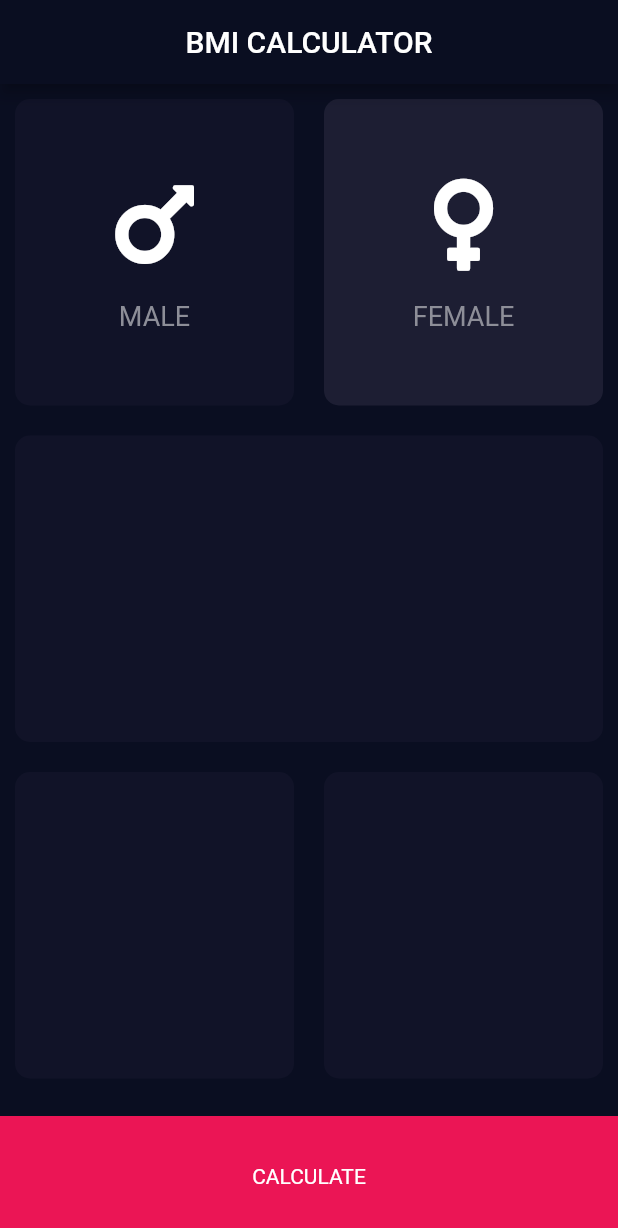
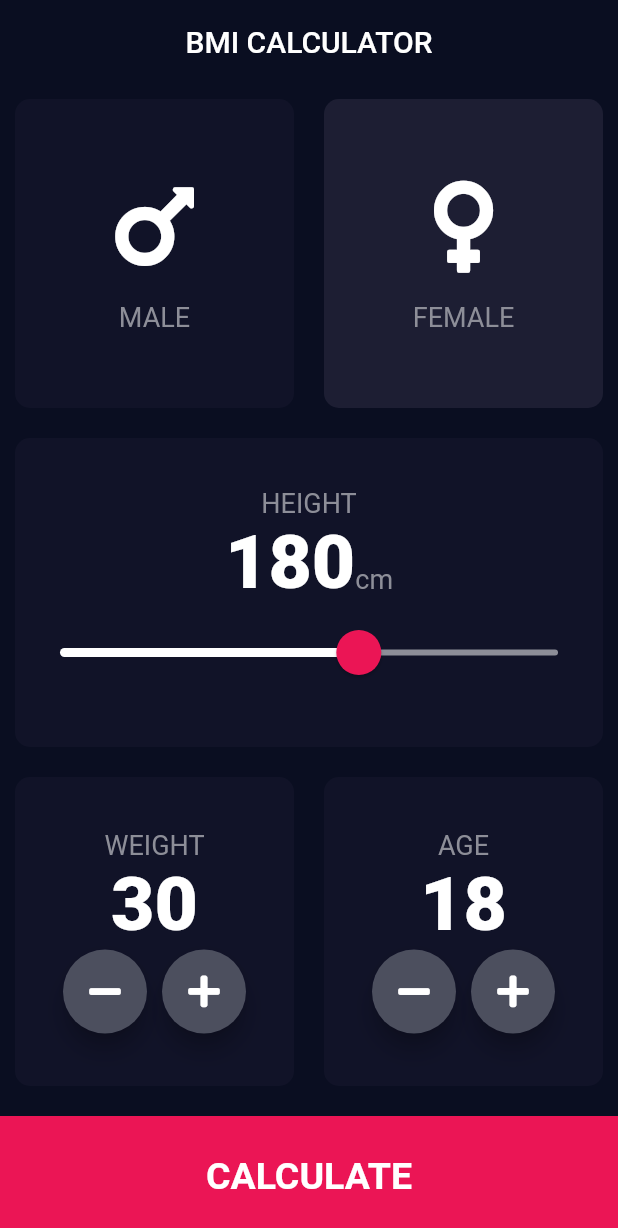
Before and after one commit to Norsyabani/praktikum-android, a Flutter app: the screen it shows after launch, after a tap on "FEMALE", on a phone screen of 412 x 824 dp. Shown: the top 1228 px of the screen. Run offline on Flutter 3.47's test engine with Material 2 defaults, Android fonts, the phone set to English and light mode, and no system bars; our stand-ins replace font_awesome_flutter.

```diff
--- /dev/null
+++ b/lib/calculate_brain.dart
@@ -0,0 +1,34 @@
+import 'dart:math';
+
+class CalculatorBrain {
+  CalculatorBrain({this.height, this.weight});
+
+  final int height;
+  final int weight;
+  double _bmi;
+
+  String calculateBMI() {
+    _bmi = weight / pow(height / 100, 2);
+    return _bmi.toStringAsFixed(1);
+  }
+
+  String getResult() {
+    if (_bmi >= 25) {
+      return 'Overweight';
+    } else if (_bmi > 18.5) {
+      return 'Normal';
+    } else {
+      return 'Underweight';
+    }
+  }
+
+  String getInterpretation() {
+    if (_bmi >= 25) {
+      return 'You have a higher than normal body weight. Try to exercise more.';
+    } else if (_bmi > 18.5) {
+      return 'You have a normal body weight. Good job!';
+    } else {
+      return 'You have a lower than normal body weight. You can eat a bit more.';
+    }
+  }
+}
--- /dev/null
+++ b/lib/components/bottom_button.dart
@@ -0,0 +1,29 @@
+import 'package:aplikasi_praktikum_o/constant.dart';
+import 'package:flutter/material.dart';
+
+class BottomButton extends StatelessWidget {
+  const BottomButton({Key key, @required this.buttonText, @required this.onTap})
+      : super(key: key);
+
+  final String buttonText;
+  final Function onTap;
+
+  @override
+  Widget build(BuildContext context) {
+    return GestureDetector(
+      onTap: onTap,
+      child: Container(
+        child: Center(
+          child: Text(
+            buttonText,
+            style: kLargeButtonTextStyle,
+          ),
+        ),
+        margin: EdgeInsets.only(top: 10.0),
+        color: kButtonContainerColor,
+        height: kButtonContainerHeight,
+        width: double.infinity,
+      ),
+    );
+  }
+}
--- /dev/null
+++ b/lib/components/icon_content.dart
@@ -0,0 +1,33 @@
+import 'package:flutter/material.dart';
+import 'package:aplikasi_praktikum_o/constant.dart';
+
+class IconContent extends StatelessWidget {
+  const IconContent({
+    Key key,
+    @required this.icon,
+    @required this.label,
+  }) : super(key: key);
+
+  final String label;
+  final IconData icon;
+
+  @override
+  Widget build(BuildContext context) {
+    return Column(
+      mainAxisAlignment: MainAxisAlignment.center,
+      children: [
+        Icon(
+          icon,
+          size: 70.0,
+        ),
+        SizedBox(
+          height: 15.0,
+        ),
+        Text(
+          '$label',
+          style: kLabelStyle,
+        ),
+      ],
+    );
+  }
+}
--- /dev/null
+++ b/lib/components/reusable_widget.dart
@@ -0,0 +1,27 @@
+import 'package:flutter/material.dart';
+
+// ignore: must_be_immutable
+class ReusableWidget extends StatelessWidget {
+  ReusableWidget({@required this.color, this.cardChild, this.onPress});
+
+  Color color;
+  final Widget cardChild;
+  final Function onPress;
+
+  @override
+  Widget build(BuildContext context) {
+    return GestureDetector(
+      onTap: onPress,
+      child: Container(
+        child: cardChild,
+        margin: EdgeInsets.all(10.0),
+        decoration: BoxDecoration(
+          color: color,
+          borderRadius: BorderRadius.circular(10.0),
+        ),
+        height: 300.0,
+        width: 179.0,
+      ),
+    );
+  }
+}
--- /dev/null
+++ b/lib/components/round_bottom_icon.dart
@@ -0,0 +1,27 @@
+import 'package:flutter/material.dart';
+
+class RoundButtonIcon extends StatelessWidget {
+  const RoundButtonIcon(
+      {Key key, @required this.icon, @required this.onPressed})
+      : super(key: key);
+
+  final IconData icon;
+  final Function onPressed;
+
+  @override
+  Widget build(BuildContext context) {
+    return RawMaterialButton(
+      child: Icon(icon),
+      onPressed: () {
+        onPressed();
+      },
+      shape: CircleBorder(),
+      fillColor: Color(0xFF4C4F5E),
+      constraints: BoxConstraints.tightFor(
+        width: 56.0,
+        height: 56.0,
+      ),
+      elevation: 6.0,
+    );
+  }
+}
--- /dev/null
+++ b/lib/constant.dart
@@ -0,0 +1,41 @@
+import 'package:flutter/material.dart';
+
+const kButtonContainerHeight = 80.0;
+const kButtonContainerColor = Color(0xFFEB1555);
+const kInactiveButtonColor = Color(0xFF1D1E33);
+const kActiveButtonColor = Color(0xFF111328);
+
+const kLabelStyle = TextStyle(
+  fontSize: 18.0,
+  color: Color(0xFF8D8E98),
+);
+
+const kNumberTextStyle = TextStyle(
+  fontSize: 50.0,
+  fontWeight: FontWeight.w900,
+);
+
+const kLargeButtonTextStyle = TextStyle(
+  fontSize: 25.0,
+  fontWeight: FontWeight.bold,
+);
+
+const titleTextStyle = TextStyle(
+  fontSize: 50.0,
+  fontWeight: FontWeight.bold,
+);
+
+const kResultTextStyle = TextStyle(
+  color: Color(0xFF24D876),
+  fontSize: 22.0,
+  fontWeight: FontWeight.bold,
+);
+
+const kBMITextStyle = TextStyle(
+  fontSize: 100.0,
+  fontWeight: FontWeight.bold,
+);
+
+const kBodyTextStyle = TextStyle(
+  fontSize: 22.0,
+);
--- a/lib/icon_content.dart
+++ /dev/null
@@ -1,33 +0,0 @@
-import 'package:flutter/material.dart';
-
-class IconContent extends StatelessWidget {
-  const IconContent({
-    Key? key,
-    required this.icon,
-    required this.label,
-  }) : super(key: key);
-
-  final String label;
-  final IconData icon;
-
-  @override
-  Widget build(BuildContext context) {
-    return Column(
-      mainAxisAlignment: MainAxisAlignment.center,
-      children: [
-        Icon(
-          icon,
-          size: 70.0,
-        ),
-        SizedBox(
-          height: 15.0,
-        ),
-        Text(
-          label,
-          style:
-              TextStyle(fontSize: 18.0, color: Color(0xFF8D8E98)),
-        ),
-      ],
-    );
-  }
-}
--- a/lib/input_page.dart
+++ /dev/null
@@ -1,139 +0,0 @@
-import 'package:flutter/material.dart';
-import 'package:font_awesome_flutter/font_awesome_flutter.dart';
-import 'icon_content.dart';
-import 'reusable_widget.dart';
-
-const bottomContainerHeight = 80.0;
-const activeCardColor = Color(0xFF1D1E33);
-const inActiveCardColor = Color(0xFF111328);
-const buttonContainerColor = Color(0xFFEB1555);
-
-enum Gender { male, female }
-
-class InputPage extends StatefulWidget {
-  const InputPage({Key? key}) : super(key: key);
-
-  @override
-  _InputPageState createState() => _InputPageState();
-}
-
-class _InputPageState extends State<InputPage> {
-  Color maleCardColor = inActiveCardColor;
-  Color femaleCardColor = inActiveCardColor;
-
-  void updateColor(Gender selectedColor) {
-    if (selectedColor == Gender.male) {
-      if (maleCardColor == inActiveCardColor) {
-        maleCardColor = activeCardColor;
-        femaleCardColor = inActiveCardColor;
-      } else {
-        maleCardColor = inActiveCardColor;
-      }
-    }
-
-    if (selectedColor == Gender.female) {
-      if (femaleCardColor == inActiveCardColor) {
-        femaleCardColor = activeCardColor;
-        maleCardColor = inActiveCardColor;
-      } else {
-        femaleCardColor = inActiveCardColor;
-      }
-    }
-  }
-
-  @override
-  Widget build(BuildContext context) {
-    return Scaffold(
-      appBar: AppBar(
-        title: Text('BMI CALCULATOR'),
-        backgroundColor: Color(0xFF0A0E21),
-        centerTitle: true,
-      ),
-      body: Column(
-        children: [
-          //Jenis Kelamin
-          Expanded(
-              child: Row(
-            children: [
-              Expanded(
-                child: GestureDetector(
-                  onTap: () {
-                    print('This is Male');
-                    setState(() {
-                      updateColor(Gender.male);
-                    });
-                  },
-                  child: ReusableWidget(
-                    color: maleCardColor,
-                    cardChild: IconContent(
-                      icon: FontAwesomeIcons.mars,
-                      label: 'MALE',
-                    ),
-                  ),
-                ),
-              ),
-              Expanded(
-                child: GestureDetector(
-                  onTap: () {
-                    print('This is Female');
-                    setState(() {
-                      updateColor(Gender.female);
-                    });
-                  },
-                  child: ReusableWidget(
-                    color: femaleCardColor,
-                    cardChild: IconContent(
-                      icon: FontAwesomeIcons.venus,
-                      label: 'FEMALE',
-                    ),
-                  ),
-                ),
-              ),
-            ],
-          )),
-
-          //Tinggi
-          Expanded(
-              child: Row(
-            children: [
-              Expanded(
-                child: ReusableWidget(
-                  color: inActiveCardColor,
-                ),
-              ),
-            ],
-          )),
-
-          //Berat dan Umur
-          Expanded(
-              child: Row(
-            children: [
-              Expanded(
-                child: ReusableWidget(
-                  color: inActiveCardColor,
-                ),
-              ),
-              Expanded(
-                child: ReusableWidget(
-                  color: inActiveCardColor,
-                ),
-              ),
-            ],
-          )),
-
-          //Tombol Calculate
-          Container(
-            alignment: Alignment.center,
-            margin: EdgeInsets.only(top: 15.0),
-            decoration: BoxDecoration(
-              color: buttonContainerColor,
-            ),
-            height: bottomContainerHeight,
-            width: double.infinity,
-            child: Text('CALCULATE'),
-          ),
-        ],
-      ),
-    );
-  }
-}
--- a/lib/main.dart
+++ b/lib/main.dart
@@ -1,18 +1,25 @@
+import 'package:aplikasi_praktikum_o/screen/result_page.dart';
 import 'package:flutter/material.dart';
-import 'input_page.dart';
+import 'screen/input_page.dart';
 
 void main() => runApp(BMICalculator());
 
 class BMICalculator extends StatelessWidget {
-  const BMICalculator({Key? key}) : super(key: key);
+  const BMICalculator({Key key}) : super(key: key);
 
   @override
   Widget build(BuildContext context) {
     return MaterialApp(
       theme: ThemeData.dark().copyWith(
-          primaryColor: Color(0xFF0A0E21),
-          scaffoldBackgroundColor: Color(0xFF0A0E21)),
+        primaryColor: Color(0xFF0A0E21),
+        scaffoldBackgroundColor: Color(0xFF0A0E21),
+        appBarTheme: AppBarTheme(
+          color: Color(0xFF0A0E21),
+          elevation: 0,
+        ),
+      ),
       home: InputPage(),
+      routes: {ResultPage.routeName: (context) => ResultPage()},
       debugShowCheckedModeBanner: false,
     );
   }
--- a/lib/reusable_widget.dart
+++ /dev/null
@@ -1,23 +0,0 @@
-import 'package:flutter/material.dart';
-
-// ignore: must_be_immutable
-class ReusableWidget extends StatelessWidget {
-  ReusableWidget({required this.color, this.cardChild});
-
-  Color color;
-  final Widget? cardChild;
-
-  @override
-  Widget build(BuildContext context) {
-    return Container(
-      child: cardChild,
-      margin: EdgeInsets.all(10.0),
-      decoration: BoxDecoration(
-        color: color, //Color(0xFF1D1E33),
-        borderRadius: BorderRadius.circular(10.0),
-      ),
-      height: 300.0,
-      width: 179.0,
-    );
-  }
-}
--- /dev/null
+++ b/lib/screen/input_page.dart
@@ -0,0 +1,237 @@
+import 'package:aplikasi_praktikum_o/calculate_brain.dart';
+import 'package:aplikasi_praktikum_o/components/bottom_button.dart';
+import 'package:aplikasi_praktikum_o/constant.dart';
+import 'package:flutter/material.dart';
+import 'package:font_awesome_flutter/font_awesome_flutter.dart';
+import '../components/icon_content.dart';
+import '../components/reusable_widget.dart';
+import '../components/round_bottom_icon.dart';
+import 'result_page.dart';
+
+enum Gender { male, female }
+
+class InputPage extends StatefulWidget {
+  const InputPage({Key key}) : super(key: key);
+
+  @override
+  _InputPageState createState() => _InputPageState();
+}
+
+class _InputPageState extends State<InputPage> {
+  Gender selectedGender;
+  int height = 180;
+  int weight = 30;
+  int age = 18;
+
+  @override
+  Widget build(BuildContext context) {
+    return Scaffold(
+      appBar: AppBar(
+        title: Text('BMI CALCULATOR'),
+        centerTitle: true,
+      ),
+      body: Column(
+        crossAxisAlignment: CrossAxisAlignment.stretch,
+        children: [
+          //Jenis Kelamin
+          Expanded(
+              child: Row(
+            children: [
+              Expanded(
+                child: ReusableWidget(
+                  onPress: () {
+                    print('This is Male');
+                    setState(() {
+                      selectedGender = Gender.male;
+                    });
+                  },
+                  cardChild: IconContent(
+                    icon: FontAwesomeIcons.mars,
+                    label: 'MALE',
+                  ),
+                  color: selectedGender == Gender.male
+                      ? kInactiveButtonColor
+                      : kActiveButtonColor,
+                ),
+              ),
+              Expanded(
+                child: ReusableWidget(
+                  onPress: () {
+                    print('This in Female');
+                    setState(() {
+                      selectedGender = Gender.female;
+                    });
+                  },
+                  cardChild: IconContent(
+                    icon: FontAwesomeIcons.venus,
+                    label: 'FEMALE',
+                  ),
+                  color: selectedGender == Gender.female
+                      ? kInactiveButtonColor
+                      : kActiveButtonColor,
+                ),
+              ),
+            ],
+          )),
+
+          //Tinggi
+          Expanded(
+              child: ReusableWidget(
+            color: kActiveButtonColor,
+            cardChild: Column(
+              mainAxisAlignment: MainAxisAlignment.center,
+              children: [
+                Text(
+                  'HEIGHT',
+                  style: kLabelStyle,
+                ),
+                Row(
+                  mainAxisAlignment: MainAxisAlignment.center,
+                  crossAxisAlignment: CrossAxisAlignment.baseline,
+                  textBaseline: TextBaseline.alphabetic,
+                  children: [
+                    Text(
+                      height.toString(),
+                      style: kNumberTextStyle,
+                    ),
+                    Text(
+                      'cm',
+                      style: kLabelStyle,
+                    ),
+                  ],
+                ),
+                SliderTheme(
+                  data: SliderTheme.of(context).copyWith(
+                    activeTrackColor: Colors.white,
+                    inactiveTrackColor: Color(0xFF8D8E98),
+                    thumbColor: Color(0xFFEB1555),
+                    overlayColor: Color(0x29EB1555),
+                    thumbShape: RoundSliderThumbShape(enabledThumbRadius: 15.0),
+                    overlayShape: RoundSliderOverlayShape(overlayRadius: 30.0),
+                  ),
+                  child: Slider(
+                    value: height.toDouble(),
+                    min: 120.0,
+                    max: 220.0,
+                    onChanged: (double newValue) {
+                      setState(() {
+                        height = newValue.round();
+                      });
+                    },
+                  ),
+                ),
+              ],
+            ),
+          )),
+
+          //Berat dan Umur
+          Expanded(
+              child: Row(
+            children: [
+              Expanded(
+                child: ReusableWidget(
+                    color: kActiveButtonColor,
+                    cardChild: Column(
+                      mainAxisAlignment: MainAxisAlignment.center,
+                      children: [
+                        Text(
+                          'WEIGHT',
+                          style: kLabelStyle,
+                        ),
+                        Text(
+                          weight.toString(),
+                          style: kNumberTextStyle,
+                        ),
+                        Row(
+                          mainAxisAlignment: MainAxisAlignment.center,
+                          children: [
+                            RoundButtonIcon(
+                              icon: FontAwesomeIcons.minus,
+                              onPressed: () {
+                                setState(() {
+                                  weight > 30 ? weight-- : weight;
+                                });
+                              },
+                            ),
+                            SizedBox(
+                              width: 10.0,
+                            ),
+                            RoundButtonIcon(
+                              icon: FontAwesomeIcons.plus,
+                              onPressed: () {
+                                setState(() {
+                                  weight++;
+                                });
+                              },
+                            ),
+                          ],
+                        ),
+                      ],
+                    )),
+              ),
+              Expanded(
+                child: ReusableWidget(
+                  color: kActiveButtonColor,
+                  cardChild: Column(
+                    mainAxisAlignment: MainAxisAlignment.center,
+                    children: [
+                      Text(
+                        'AGE',
+                        style: kLabelStyle,
+                      ),
+                      Text(
+                        age.toString(),
+                        style: kNumberTextStyle,
+                      ),
+                      Row(
+                        mainAxisAlignment: MainAxisAlignment.center,
+                        children: [
+                          RoundButtonIcon(
+                            icon: FontAwesomeIcons.minus,
+                            onPressed: () {
+                              setState(() {
+                                age > 1 ? age-- : age;
+                              });
+                            },
+                          ),
+                          SizedBox(
+                            width: 10.0,
+                          ),
+                          RoundButtonIcon(
+                            icon: FontAwesomeIcons.plus,
+                            onPressed: () {
+                              setState(() {
+                                age++;
+                              });
+                            },
+                          ),
+                        ],
+                      ),
+                    ],
+                  ),
+                ),
+              ),
+            ],
+          )),
+
+          //Tombol Calculate
+          BottomButton(
+              buttonText: 'CALCULATE',
+              onTap: () {
+                CalculatorBrain calc =
+                    CalculatorBrain(height: height, weight: weight);
+                Navigator.pushNamed(
+                  context,
+                  ResultPage.routeName,
+                  arguments: ResultPage(
+                    bmiResult: calc.calculateBMI(),
+                    resultText: calc.getResult(),
+                    interpretation: calc.getInterpretation(),
+                  ),
+                );
+              }),
+        ],
+      ),
+    );
+  }
+}
--- a/pubspec.yaml
+++ b/pubspec.yaml
@@ -18,7 +18,7 @@ publish_to: 'none' # Remove this line if you wish to publish to pub.dev
 version: 1.0.0+1
 
 environment:
-  sdk: ">=2.12.0 <3.0.0"
+  sdk: ">=2.7.0 <3.0.0"
 
 # Dependencies specify other packages that your package needs in order to work.
 # To automatically upgrade your package dependencies to the latest versions
```
Also changed, not shown: lib/screen/result_page.dart (added, +87 -0 lines), 4 other files.
